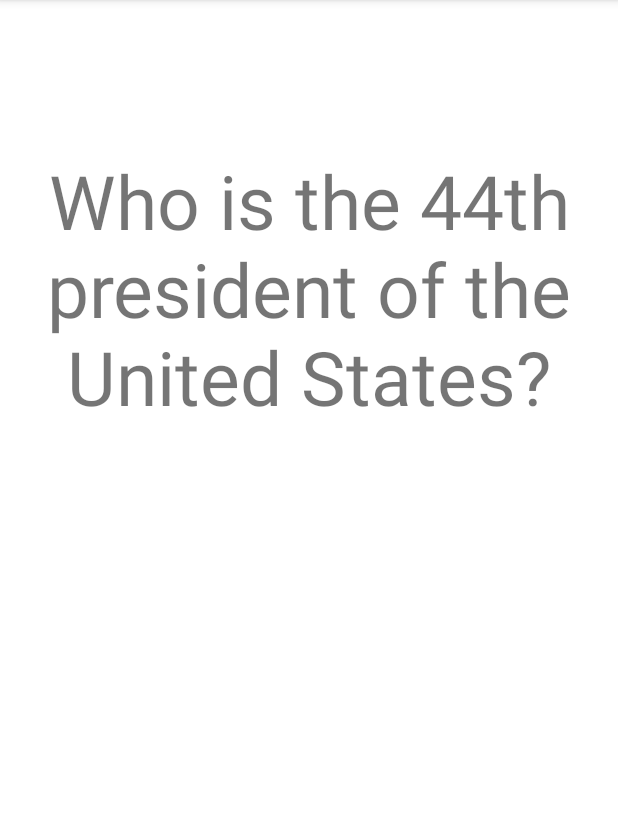
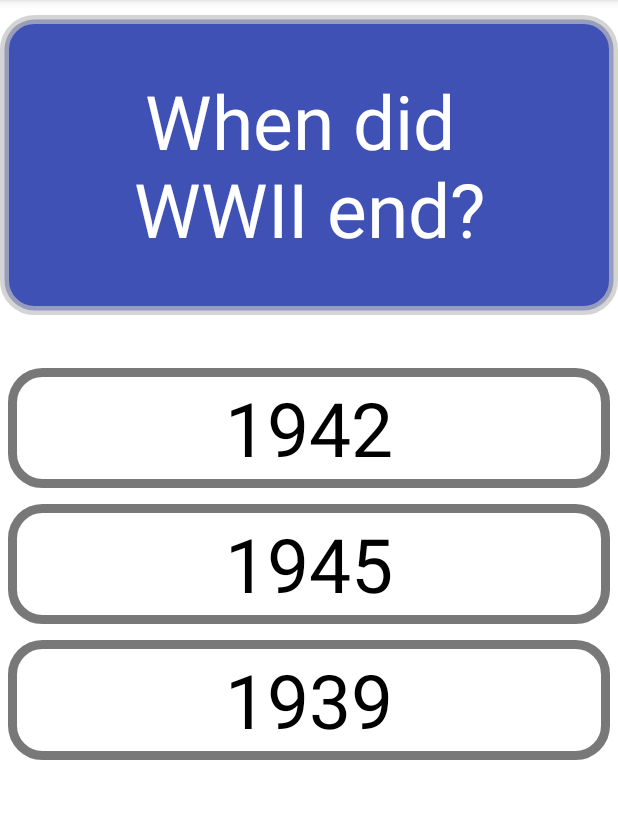
Before and after one commit to Stemluis/CodePath_Flashcard_App, an Android app: the MainActivity screen opened directly, with no data from a screen before it, on a phone screen of 412 x 824 dp, the part 84-903 px from its top. Run offline under Robolectric (Android 15) with nearby library versions, the light colour scheme and no system bars.

Commit message:
Initial Project with all the optional features

```diff
--- a/app/src/main/java/com/example/lab_1/MainActivity.java
+++ b/app/src/main/java/com/example/lab_1/MainActivity.java
@@ -13,17 +13,57 @@
         super.onCreate(savedInstanceState);
         setContentView(R.layout.activity_main);
 
-        TextView question = findViewById(R.id.flashcard_question);
-        TextView answer = findViewById(R.id.flashcard_answer);
+        TextView question = findViewById(R.id.question);
+        TextView answer =findViewById(R.id.answer);
+        TextView answer1 = findViewById(R.id.answer1);
+        TextView answer2 = findViewById(R.id.answer2);
+        TextView answer3 = findViewById(R.id.answer3);
+//        Button changeQuestion = findViewById(R.id.change_question);
 
         question.setOnClickListener(v -> {
             question.setVisibility(View.GONE);
             answer.setVisibility(View.VISIBLE);
+            answer1.setBackground(getDrawable(R.drawable.answer_card));
+            answer2.setBackground(getDrawable(R.drawable.answer_card));
+            answer3.setBackground(getDrawable(R.drawable.answer_card));
         });
 
         answer.setOnClickListener(v -> {
             answer.setVisibility(View.GONE);
             question.setVisibility(View.VISIBLE);
         });
+
+
+        answer1.setOnClickListener(v -> {
+            answer1.setBackground(getDrawable(R.drawable.wrong_answer));
+            answer2.setBackground(getDrawable(R.drawable.right_answer));
+        });
+
+        answer2.setOnClickListener(v -> {
+            answer2.setBackground(getDrawable(R.drawable.right_answer));
+        });
+
+        answer3.setOnClickListener(v -> {
+            answer3.setBackground(getDrawable(R.drawable.wrong_answer));
+            answer2.setBackground(getDrawable(R.drawable.right_answer));
+        });
+
+//        changeQuestion.setOnClickListener(v -> {
+//            changeQuestion();
+//            if(index > data.length - 1){
+//                index = 0;
+//            }
+//        });
     }
+
+//    public String data[][] = {{"Who is the 44th president of the US?","Barack Obama","Bill Clinton","George H.W. Bush","1"},{"When was the Declaration of Independence signed?","1790","1776","1783","2"},{"When did WWII end?","1942","1947","1945","3"}};
+//    private int index = 0;
+//    TextView temp[] = new TextView[]{(TextView)findViewById(R.id.question),(TextView)findViewById(R.id.answer1),(TextView)findViewById(R.id.answer2),(TextView)findViewById(R.id.answer3)};
+//
+//    public void changeQuestion(){
+//        for(int i=0;i<data[0].length-1;i++){
+//            temp[i].setText(data[index][i]);
+//        }
+//        index += 1;
+//    }
 }
--- /dev/null
+++ b/app/src/main/res/drawable/answer_card.xml
@@ -0,0 +1,7 @@
+<?xml version="1.0" encoding="utf-8"?>
+<shape xmlns:android="http://schemas.android.com/apk/res/android"
+    android:shape="rectangle" >
+    <corners android:radius="20dp" />
+    <stroke android:width="6dp" android:color="#DC636363" />
+    <solid android:color="#FFFFFF"/>
+</shape>
--- /dev/null
+++ b/app/src/main/res/drawable/question_card.xml
@@ -0,0 +1,7 @@
+<?xml version="1.0" encoding="utf-8"?>
+<shape xmlns:android="http://schemas.android.com/apk/res/android"
+    android:shape="rectangle" >
+    <corners android:radius="20dp" />
+    <stroke android:width="6dp" android:color="#AEC1C1C1" />
+    <solid android:color="#3F51B5"/>
+</shape>
--- /dev/null
+++ b/app/src/main/res/drawable/right_answer.xml
@@ -0,0 +1,7 @@
+<?xml version="1.0" encoding="utf-8"?>
+<shape xmlns:android="http://schemas.android.com/apk/res/android"
+    android:shape="rectangle" >
+    <corners android:radius="20dp" />
+    <stroke android:width="6dp" android:color="#DC636363" />
+    <solid android:color="#4EFF47"/>
+</shape>
--- /dev/null
+++ b/app/src/main/res/drawable/wrong_answer.xml
@@ -0,0 +1,7 @@
+<?xml version="1.0" encoding="utf-8"?>
+<shape xmlns:android="http://schemas.android.com/apk/res/android"
+    android:shape="rectangle" >
+    <corners android:radius="20dp" />
+    <stroke android:width="6dp" android:color="#DC636363" />
+    <solid android:color="#FF5858"/>
+</shape>
--- a/app/src/main/res/layout/activity_main.xml
+++ b/app/src/main/res/layout/activity_main.xml
@@ -6,26 +6,80 @@
     android:layout_height="match_parent"
     tools:context=".MainActivity">
 
+    <LinearLayout
+        android:id="@+id/linear"
+        android:layout_width="match_parent"
+        android:layout_height="match_parent"
+        android:orientation="vertical"
+        android:layout_marginTop="10dp">
+
         <TextView
-        android:id="@+id/flashcard_question"
-        android:layout_width="wrap_content"
-        android:layout_height="wrap_content"
-        android:layout_centerHorizontal="true"
-        android:layout_marginTop="100dp"
+            android:id="@+id/question"
+            android:layout_width="match_parent"
+            android:layout_height="200dp"
+            android:layout_marginBottom="30dp"
+            android:background="@drawable/question_card"
             android:visibility="visible"
             android:textSize="50sp"
+            android:textColor="@color/white"
             android:gravity="center"
-        android:text="Who is the 44th president of the United States?"/>
+            android:text="When did \nWWII end?"/>
 
         <TextView
-        android:id="@+id/flashcard_answer"
-        android:layout_width="wrap_content"
-        android:layout_height="wrap_content"
-        android:layout_centerHorizontal="true"
-        android:layout_marginTop="160dp"
+            android:id="@+id/answer"
+            android:layout_width="match_parent"
+            android:layout_height="200dp"
+            android:layout_marginBottom="30dp"
+            android:background="@drawable/answer_card"
             android:visibility="gone"
             android:textSize="50sp"
+            android:textColor="@color/black"
             android:gravity="center"
-        android:text="Barack Obama"/>
+            android:text="1945"/>
+
+        <TextView
+            android:id="@+id/answer1"
+            android:layout_width="match_parent"
+            android:layout_height="80dp"
+            android:layout_margin="5dp"
+            android:background="@drawable/answer_card"
+            android:visibility="visible"
+            android:textSize="50sp"
+            android:textColor="@color/black"
+            android:gravity="center"
+            android:text="1942"/>
+        <TextView
+            android:id="@+id/answer2"
+            android:layout_width="match_parent"
+            android:layout_height="80dp"
+            android:layout_margin="5dp"
+            android:background="@drawable/answer_card"
+            android:visibility="visible"
+            android:textSize="50sp"
+            android:textColor="@color/black"
+            android:gravity="center"
+            android:text="1945"/>
+
+        <TextView
+            android:id="@+id/answer3"
+            android:layout_width="match_parent"
+            android:layout_height="80dp"
+            android:layout_margin="5dp"
+            android:background="@drawable/answer_card"
+            android:visibility="visible"
+            android:textSize="50sp"
+            android:textColor="@color/black"
+            android:gravity="center"
+            android:text="1939"/>
+
+    </LinearLayout>
+
+<!--    <Button-->
+<!--        android:id="@+id/change_question"-->
+<!--        android:layout_width="70dp"-->
+<!--        android:layout_height="70dp"-->
+<!--        android:layout_centerHorizontal="true"-->
+<!--        android:layout_alignParentBottom="true"-->
+<!--        android:background="@drawable/question_card"/>-->
 
 </RelativeLayout>
--- /dev/null
+++ b/app/src/main/res/values/ids.xml
@@ -0,0 +1,7 @@
+<?xml version="1.0" encoding="utf-8"?>
+<resources>
+    <item type="id" name="question" />
+    <item type="id" name="answer1" />
+    <item type="id" name="answer2" />
+    <item type="id" name="answer3"/>
+</resources>
```
Lines whose indentation alone changed are shown as unchanged.
